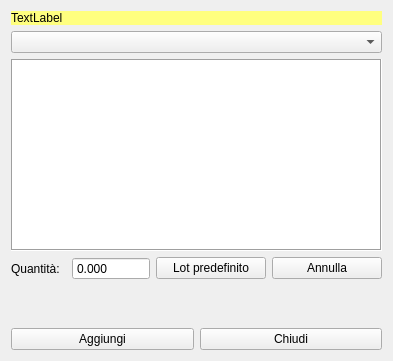
Above: haddlotinproduction.ui from fblabs/hamlet-mod-sancon before the change. Below: the same form after it.
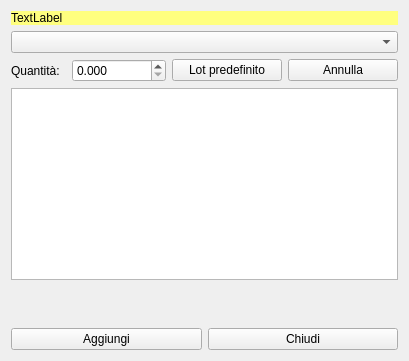
That is the form after the change. Icons and pictures are not drawn.

The edit to the form file:
```diff
--- a/haddlotinproduction.ui
+++ b/haddlotinproduction.ui
@@ -9,7 +9,7 @@
    <rect>
     <x>0</x>
     <y>0</y>
-    <width>393</width>
+    <width>409</width>
     <height>361</height>
    </rect>
   </property>
@@ -33,27 +33,6 @@
    <item>
     <layout class="QHBoxLayout" name="horizontalLayout_3"/>
    </item>
-   <item>
-    <widget class="QListView" name="lvLastLots">
-     <property name="font">
-      <font>
-       <pointsize>11</pointsize>
-      </font>
-     </property>
-     <property name="frameShape">
-      <enum>QFrame::Box</enum>
-     </property>
-     <property name="editTriggers">
-      <set>QAbstractItemView::NoEditTriggers</set>
-     </property>
-     <property name="alternatingRowColors">
-      <bool>true</bool>
-     </property>
-     <property name="selectionBehavior">
-      <enum>QAbstractItemView::SelectRows</enum>
-     </property>
-    </widget>
-   </item>
    <item>
     <layout class="QHBoxLayout" name="horizontalLayout">
      <item>
@@ -69,7 +48,7 @@
         <set>Qt::ImhDigitsOnly|Qt::ImhFormattedNumbersOnly</set>
        </property>
        <property name="buttonSymbols">
-        <enum>QAbstractSpinBox::NoButtons</enum>
+        <enum>QAbstractSpinBox::UpDownArrows</enum>
        </property>
        <property name="specialValueText">
         <string/>
@@ -136,6 +115,25 @@
      </item>
     </layout>
    </item>
+   <item>
+    <widget class="QTableView" name="tvLots">
+     <property name="selectionMode">
+      <enum>QAbstractItemView::SingleSelection</enum>
+     </property>
+     <property name="selectionBehavior">
+      <enum>QAbstractItemView::SelectRows</enum>
+     </property>
+     <attribute name="horizontalHeaderCascadingSectionResizes">
+      <bool>true</bool>
+     </attribute>
+     <attribute name="horizontalHeaderShowSortIndicator" stdset="0">
+      <bool>true</bool>
+     </attribute>
+     <attribute name="verticalHeaderVisible">
+      <bool>false</bool>
+     </attribute>
+    </widget>
+   </item>
    <item>
     <spacer name="verticalSpacer">
      <property name="orientation">
```
Left out of the diff: 2 changed lines with no effect on the pictures.
